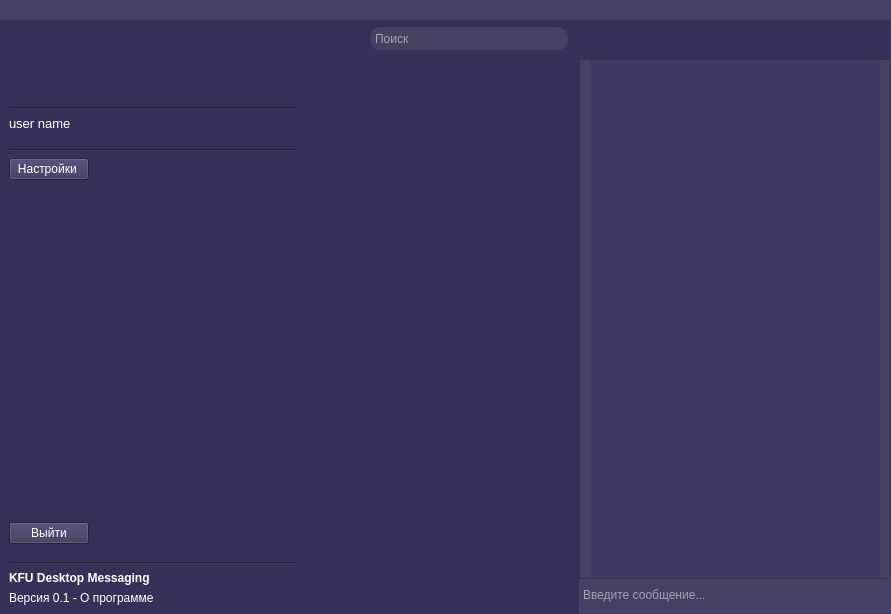
Above: client/GUI/UI_MainWindow.ui from Vityshha/desktop-messenger before the change. Below: the same form after it.
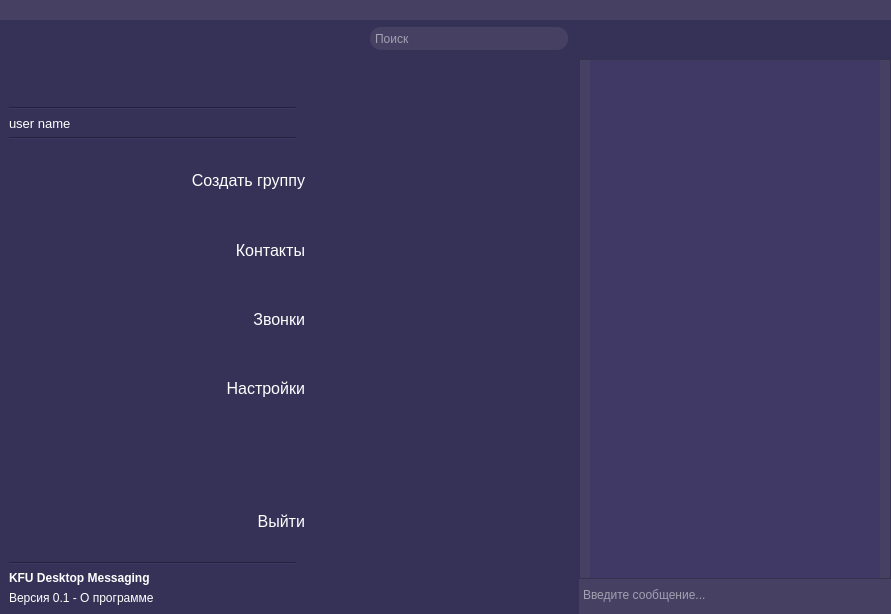
That is the form after the change. Icons and pictures are not drawn. Custom widgets are drawn as their Qt base class.

```diff
--- a/client/GUI/UI_MainWindow.ui
+++ b/client/GUI/UI_MainWindow.ui
@@ -277,6 +277,13 @@
                   </property>
                  </widget>
                 </item>
+                <item>
+                 <widget class="Line" name="line">
+                  <property name="orientation">
+                   <enum>Qt::Horizontal</enum>
+                  </property>
+                 </widget>
+                </item>
                </layout>
               </widget>
              </item>
@@ -289,23 +296,184 @@
                 </sizepolicy>
                </property>
                <layout class="QVBoxLayout" name="verticalLayout_12">
+                <property name="leftMargin">
+                 <number>0</number>
+                </property>
+                <property name="topMargin">
+                 <number>0</number>
+                </property>
                 <property name="rightMargin">
-                 <number>9</number>
+                 <number>0</number>
                 </property>
+                <property name="bottomMargin">
+                 <number>0</number>
+                </property>
                 <item>
-                 <widget class="Line" name="line">
-                  <property name="orientation">
-                   <enum>Qt::Horizontal</enum>
+                 <widget class="QPushButton" name="btn_create_group">
+                  <property name="sizePolicy">
+                   <sizepolicy hsizetype="Minimum" vsizetype="MinimumExpanding">
+                    <horstretch>0</horstretch>
+                    <verstretch>0</verstretch>
+                   </sizepolicy>
                   </property>
+                  <property name="font">
+                   <font>
+                    <pointsize>12</pointsize>
+                   </font>
+                  </property>
+                  <property name="cursor">
+                   <cursorShape>PointingHandCursor</cursorShape>
+                  </property>
+                  <property name="layoutDirection">
+                   <enum>Qt::LeftToRight</enum>
+                  </property>
+                  <property name="styleSheet">
+                   <string notr="true">QPushButton {
+	text-align: right;
+    border: 0px solid rgba(62, 63, 70, 0);
+	image: url(GUI/icons/group.png);
+	image-align: left;
+	color: rgb(255, 255, 255)
+}
+
+QPushButton:hover{
+    background: rgb(70, 65, 100);
+}</string>
+                  </property>
+                  <property name="text">
+                   <string>Создать группу</string>
+                  </property>
+                  <property name="iconSize">
+                   <size>
+                    <width>40</width>
+                    <height>20</height>
+                   </size>
+                  </property>
                  </widget>
                 </item>
-                <item alignment="Qt::AlignLeft">
+                <item>
+                 <widget class="QPushButton" name="btn_account">
+                  <property name="sizePolicy">
+                   <sizepolicy hsizetype="Minimum" vsizetype="MinimumExpanding">
+                    <horstretch>0</horstretch>
+                    <verstretch>0</verstretch>
+                   </sizepolicy>
+                  </property>
+                  <property name="font">
+                   <font>
+                    <pointsize>12</pointsize>
+                   </font>
+                  </property>
+                  <property name="cursor">
+                   <cursorShape>PointingHandCursor</cursorShape>
+                  </property>
+                  <property name="layoutDirection">
+                   <enum>Qt::LeftToRight</enum>
+                  </property>
+                  <property name="styleSheet">
+                   <string notr="true">QPushButton {
+	text-align: right;
+    border: 0px solid rgba(62, 63, 70, 0);
+	image: url(GUI/icons/account.png);
+	color: rgb(255, 255, 255)
+}
+
+QPushButton:hover{
+    background: rgb(70, 65, 100);
+}</string>
+                  </property>
+                  <property name="text">
+                   <string>Контакты</string>
+                  </property>
+                  <property name="iconSize">
+                   <size>
+                    <width>40</width>
+                    <height>20</height>
+                   </size>
+                  </property>
+                 </widget>
+                </item>
+                <item>
+                 <widget class="QPushButton" name="btn_call">
+                  <property name="sizePolicy">
+                   <sizepolicy hsizetype="Minimum" vsizetype="MinimumExpanding">
+                    <horstretch>0</horstretch>
+                    <verstretch>0</verstretch>
+                   </sizepolicy>
+                  </property>
+                  <property name="font">
+                   <font>
+                    <pointsize>12</pointsize>
+                   </font>
+                  </property>
+                  <property name="cursor">
+                   <cursorShape>PointingHandCursor</cursorShape>
+                  </property>
+                  <property name="layoutDirection">
+                   <enum>Qt::LeftToRight</enum>
+                  </property>
+                  <property name="styleSheet">
+                   <string notr="true">QPushButton {
+	text-align: right;
+    border: 0px solid rgba(62, 63, 70, 0);
+	image: url(GUI/icons/call.png);
+	color: rgb(255, 255, 255)
+}
+
+QPushButton:hover{
+    background: rgb(70, 65, 100);
+}</string>
+                  </property>
+                  <property name="text">
+                   <string>Звонки</string>
+                  </property>
+                  <property name="iconSize">
+                   <size>
+                    <width>40</width>
+                    <height>20</height>
+                   </size>
+                  </property>
+                 </widget>
+                </item>
+                <item>
                  <widget class="QPushButton" name="btn_menu_settings">
+                  <property name="sizePolicy">
+                   <sizepolicy hsizetype="Minimum" vsizetype="MinimumExpanding">
+                    <horstretch>0</horstretch>
+                    <verstretch>0</verstretch>
+                   </sizepolicy>
+                  </property>
+                  <property name="font">
+                   <font>
+                    <pointsize>12</pointsize>
+                   </font>
+                  </property>
+                  <property name="cursor">
+                   <cursorShape>PointingHandCursor</cursorShape>
+                  </property>
+                  <property name="layoutDirection">
+                   <enum>Qt::LeftToRight</enum>
+                  </property>
                   <property name="styleSheet">
-                   <string notr="true">color: rgb(255, 255, 255)</string>
+                   <string notr="true">QPushButton {
+	text-align: right;
+    border: 0px solid rgba(62, 63, 70, 0);
+	image: url(GUI/icons/settings.png);
+	color: rgb(255, 255, 255)
+}
+
+QPushButton:hover{
+    background: rgb(70, 65, 100);
+}</string>
                   </property>
                   <property name="text">
-                   <string>Настройки </string>
+                   <string>Настройки</string>
+                  </property>
+                  <property name="iconSize">
+                   <size>
+                    <width>40</width>
+                    <height>20</height>
+                   </size>
                   </property>
                  </widget>
                 </item>
@@ -322,10 +490,33 @@
                   </property>
                  </spacer>
                 </item>
-                <item alignment="Qt::AlignLeft">
+                <item>
                  <widget class="QPushButton" name="btn_user_close">
+                  <property name="sizePolicy">
+                   <sizepolicy hsizetype="Minimum" vsizetype="MinimumExpanding">
+                    <horstretch>0</horstretch>
+                    <verstretch>0</verstretch>
+                   </sizepolicy>
+                  </property>
+                  <property name="font">
+                   <font>
+                    <pointsize>12</pointsize>
+                   </font>
+                  </property>
+                  <property name="cursor">
+                   <cursorShape>PointingHandCursor</cursorShape>
+                  </property>
                   <property name="styleSheet">
-                   <string notr="true">color: rgb(255, 255, 255)</string>
+                   <string notr="true">QPushButton {
+	text-align: right;
+    border: 0px solid rgba(62, 63, 70, 0);
+	image: url(GUI/icons/logout.png);
+	color: rgb(255, 255, 255)
+}
+
+QPushButton:hover{
+    background: rgb(70, 65, 100);
+}</string>
                   </property>
                   <property name="text">
                    <string>Выйти</string>
```
